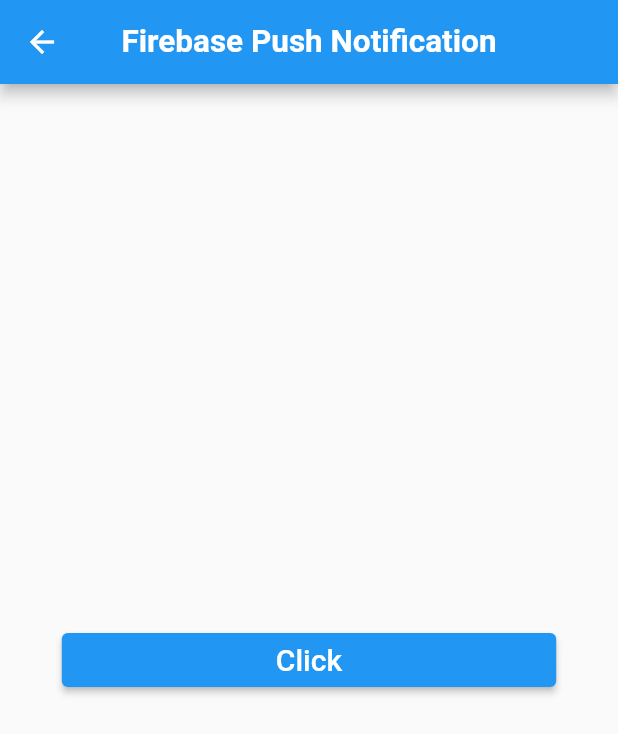
After one commit to MAD-developer2442/testingUI, a Flutter app: the screen it shows after launch, after a tap on "Firebase Auth- Push Notification", on a phone screen of 412 x 824 dp. The commit adds this screen. Shown: the top 734 px of the screen. Run offline on Flutter 3.47's test engine with Material 2 defaults, Android fonts, the light colour scheme and no system bars; our stand-ins replace get_storage, image_picker, webview_flutter.

Commit message:
third commit

```diff
--- a/lib/Home_Page.dart
+++ b/lib/Home_Page.dart
@@ -1,6 +1,7 @@
 import 'package:flutter/material.dart';
 import 'package:testingui/Widget.dart';
 import 'package:testingui/modules/Date-Time-Picker.dart';
+import 'package:testingui/modules/Firebase_Auth.dart';
 import 'package:testingui/modules/Get-data.dart';
 import 'package:testingui/modules/Grid_View.dart';
 import 'package:testingui/modules/Image_Picker.dart';
@@ -26,7 +27,7 @@
                 title: customtext2("Get-Signup"),
                 onTap: () {
                   Navigator.of(context)
-                      .push(MaterialPageRoute(builder: (context) => getData()));
+                      .push(MaterialPageRoute(builder: (context) => GetData()));
                 },
               ),
             ),
@@ -46,7 +47,7 @@
                 title: customtext2("Date-TimePicker"),
                 onTap: () {
                   Navigator.of(context).push(MaterialPageRoute(
-                      builder: (context) => dateTimePicker()));
+                      builder: (context) => DateTimePickerPage()));
                 },
               ),
             ),
@@ -66,7 +67,7 @@
                 title: customtext2("GridView"),
                 onTap: () {
                   Navigator.of(context).push(
-                      MaterialPageRoute(builder: (context) => gridView()));
+                      MaterialPageRoute(builder: (context) => GridViewPage()));
                 },
               ),
             ),
@@ -76,7 +77,7 @@
                 title: customtext2("Listview Builder"),
                 onTap: () {
                   Navigator.of(context).push(MaterialPageRoute(
-                      builder: (context) => listViewBuilder()));
+                      builder: (context) => listViewBuilderPage()));
                 },
               ),
             ),
@@ -85,11 +86,21 @@
               child: ListTile(
                 title: customtext2("Webview"),
                 onTap: () {
-                  Navigator.of(context)
-                      .push(MaterialPageRoute(builder: (context) => webView()));
+                  Navigator.of(context).push(
+                      MaterialPageRoute(builder: (context) => WebViewPage()));
                 },
               ),
-            )
+            ),
+            Card(
+              color: Colors.grey,
+              child: ListTile(
+                title: customtext2("Firebase Auth- Push Notification"),
+                onTap: () {
+                  Navigator.of(context).push(MaterialPageRoute(
+                      builder: (context) => FirebaseAuthPage()));
+                },
+              ),
+            ),
           ],
         )),
       ),
--- a/lib/modules/Date-Time-Picker.dart
+++ b/lib/modules/Date-Time-Picker.dart
@@ -4,12 +4,12 @@
 DateTime selectedDate = DateTime.now();
 TimeOfDay selectedTime = TimeOfDay.now();
 
-class dateTimePicker extends StatefulWidget {
+class DateTimePickerPage extends StatefulWidget {
   @override
   _dateTimePicker createState() => _dateTimePicker();
 }
 
-class _dateTimePicker extends State<dateTimePicker> {
+class _dateTimePicker extends State<DateTimePickerPage> {
   @override
   Widget build(BuildContext context) {
     return Scaffold(
--- /dev/null
+++ b/lib/modules/Firebase_Auth.dart
@@ -0,0 +1,31 @@
+import 'package:flutter/material.dart';
+import 'package:testingui/Widget.dart';
+
+class FirebaseAuthPage extends StatefulWidget {
+  const FirebaseAuthPage({Key? key}) : super(key: key);
+
+  @override
+  _FirebaseAuthPage createState() => _FirebaseAuthPage();
+}
+
+class _FirebaseAuthPage extends State<FirebaseAuthPage> {
+  @override
+  Widget build(BuildContext context) {
+    return SafeArea(
+        child: Scaffold(
+      appBar: AppBar(
+          title: customtext1("Firebase Push Notification"), centerTitle: true),
+      body: Center(child:Column(
+        crossAxisAlignment: CrossAxisAlignment.center,
+        mainAxisAlignment: MainAxisAlignment.center,
+        children: [
+          Container(
+            width: MediaQuery.of(context).size.width * 0.8,
+            child:
+                ElevatedButton(onPressed: () {}, child: customtext2("Click")),
+          )
+        ],
+      ),
+    )));
+  }
+}
--- a/lib/modules/Grid_View.dart
+++ b/lib/modules/Grid_View.dart
@@ -1,7 +1,9 @@
 import 'package:flutter/material.dart';
 import 'package:testingui/Widget.dart';
 
-class gridView extends StatelessWidget {
+class GridViewPage extends StatelessWidget {
+  const GridViewPage({Key? key}) : super(key: key);
+
   @override
   Widget build(BuildContext context) {
     return SafeArea(
--- a/lib/modules/List_View_Builder.dart
+++ b/lib/modules/List_View_Builder.dart
@@ -4,14 +4,14 @@
 
 final Number_controller = TextEditingController();
 
-class listViewBuilder extends StatefulWidget {
+class listViewBuilderPage extends StatefulWidget {
   @override
   _listViewBuilder createState() => _listViewBuilder();
 }
 
 int counter = 0;
 
-class _listViewBuilder extends State<listViewBuilder> {
+class _listViewBuilder extends State<listViewBuilderPage> {
   @override
   Widget build(BuildContext context) {
     return SafeArea(
--- a/pubspec.yaml
+++ b/pubspec.yaml
@@ -17,6 +17,7 @@
   image_picker:
   webview_flutter:
   flutter_html:
+  firebase_messaging:
 
 dev_dependencies:
   flutter_test:
```
Also changed, not shown: lib/modules/Get-data.dart (+7 -7 lines), lib/modules/Web_View.dart (+3 -4 lines), pubspec.lock, 4 other files.
